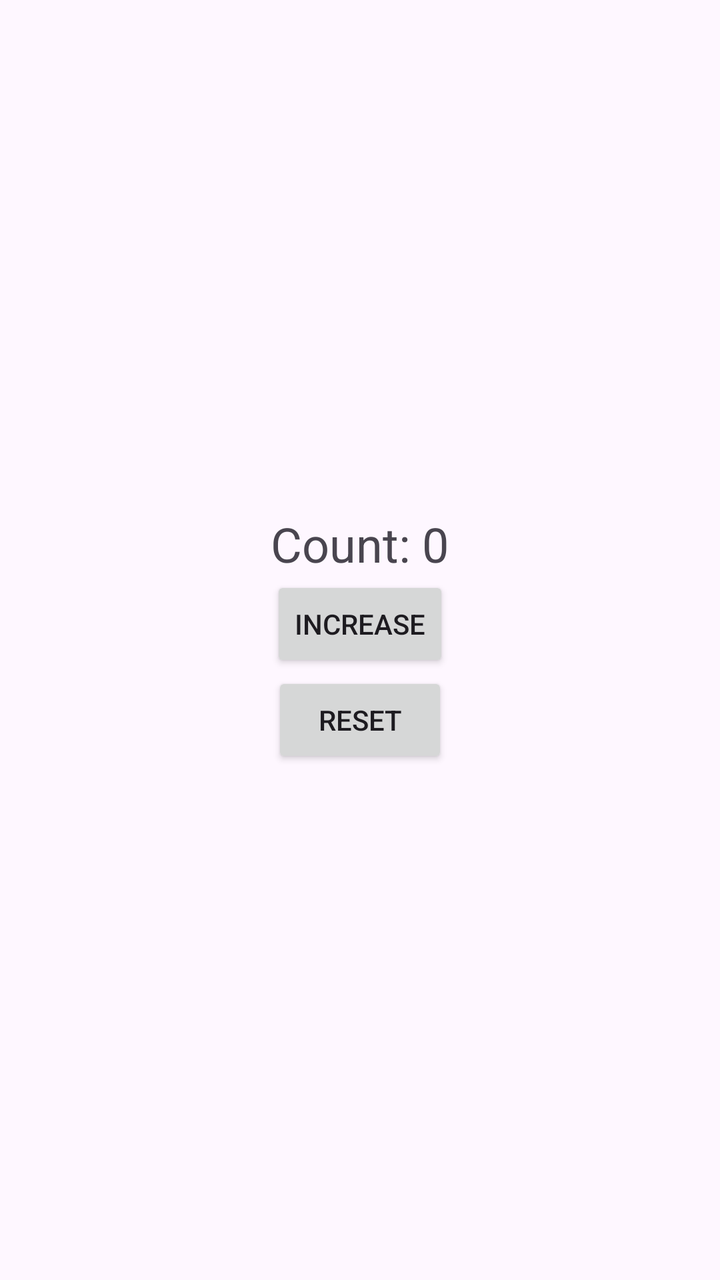
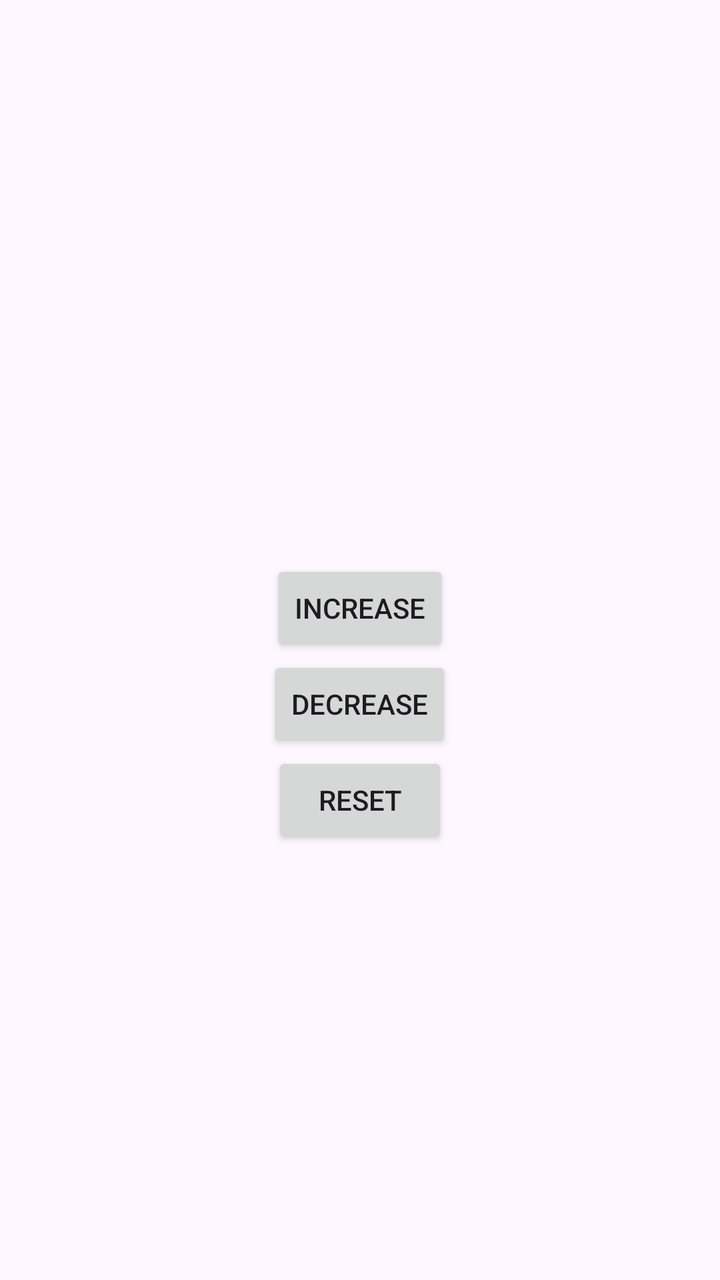

Before-and-after screenshots of an Android layout around one commit, followed by the original layout XML and the change that was made.
<!-- AndroidManifest.xml: application theme Theme.CountingForViewBinding -->
<!-- res/layout/activity_main.xml -->
<?xml version="1.0" encoding="utf-8"?>
<LinearLayout
    xmlns:android="http://schemas.android.com/apk/res/android"
    android:layout_width="match_parent"
    android:layout_height="match_parent"
    android:gravity="center"
    android:orientation="vertical">

    <TextView
        android:id="@+id/tvCount"
        android:layout_width="wrap_content"
        android:layout_height="wrap_content"
        android:text="Count: 0"
        android:textSize="24sp"/>

    <Button
        android:id="@+id/btnIncrease"
        android:layout_width="wrap_content"
        android:layout_height="wrap_content"
        android:text="Increase"/>

    <Button
        android:id="@+id/btnReset"
        android:layout_width="wrap_content"
        android:layout_height="wrap_content"
        android:text="Reset"/>

</LinearLayout>
<!-- resources referenced by this layout -->
<resources>
  <style name="Theme.CountingForViewBinding" parent="Base.Theme.CountingForViewBinding" />
  <style name="Base.Theme.CountingForViewBinding" parent="Theme.Material3.DayNight.NoActionBar">
          
          
      </style>
</resources>

<!-- the commit's change to res/layout/activity_main.xml (unified diff, before → after) -->
@@ -1,28 +1,49 @@
 <?xml version="1.0" encoding="utf-8"?>
-<LinearLayout
-    xmlns:android="http://schemas.android.com/apk/res/android"
-    android:layout_width="match_parent"
-    android:layout_height="match_parent"
-    android:gravity="center"
-    android:orientation="vertical">
+<layout xmlns:android="http://schemas.android.com/apk/res/android">
 
-    <TextView
-        android:id="@+id/tvCount"
-        android:layout_width="wrap_content"
-        android:layout_height="wrap_content"
-        android:text="Count: 0"
-        android:textSize="24sp"/>
+    <data>
+        <variable
+            name="counter"
+            type="com.example.countingforviewbinding.Counter" />
+    </data>
 
-    <Button
-        android:id="@+id/btnIncrease"
-        android:layout_width="wrap_content"
-        android:layout_height="wrap_content"
-        android:text="Increase"/>
+    <LinearLayout
+        android:layout_width="match_parent"
+        android:layout_height="match_parent"
+        android:gravity="center"
+        android:orientation="vertical">
 
-    <Button
-        android:id="@+id/btnReset"
-        android:layout_width="wrap_content"
-        android:layout_height="wrap_content"
-        android:text="Reset"/>
 
-</LinearLayout>
+
+        <TextView
+            android:layout_width="wrap_content"
+            android:layout_height="wrap_content"
+            android:text='@{"Welcome " + counter.username}'
+            android:textSize="22sp"/>
+
+        <TextView
+            android:layout_width="wrap_content"
+            android:layout_height="wrap_content"
+            android:text='@{"count: " + counter.count}'
+            android:textSize="26sp"/>
+
+        <Button
+            android:id="@+id/btnIncrease"
+            android:layout_width="wrap_content"
+            android:layout_height="wrap_content"
+            android:text="Increase"/>
+
+        <Button
+            android:id="@+id/btnDecrease"
+            android:layout_width="wrap_content"
+            android:layout_height="wrap_content"
+            android:text="Decrease"/>
+
+        <Button
+            android:id="@+id/btnReset"
+            android:layout_width="wrap_content"
+            android:layout_height="wrap_content"
+            android:text="Reset"/>
+
+    </LinearLayout>
+</layout>
